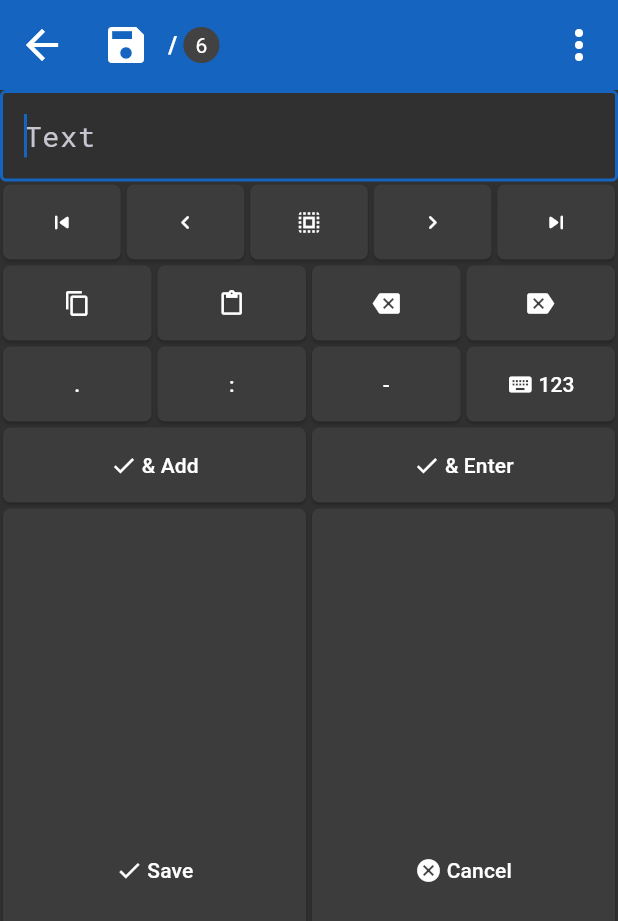
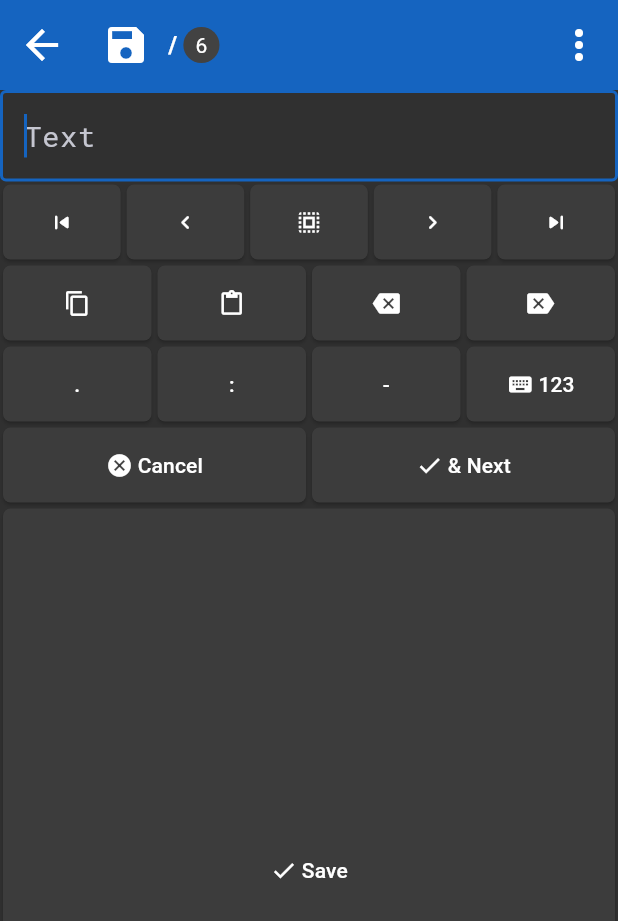
Before and after one commit to igrek51/todotree, a Flutter app: the screen it shows after launch, after a tap on the "unfold more" icon, after a tap on the "add" icon, on a phone screen of 412 x 824 dp. Shown: the top 921 px of the screen. Run offline on Flutter 3.47's test engine with Material 3 defaults, Android fonts, the phone set to English and light mode, and no system bars; our stand-ins replace confetti, file_picker, flutter_slidable, settings_ui, shared_preferences, swipe_to and 1 more; missing offline and left inert: shared_storage, window_manager, yaml_writer.

Commit message:
Get rid of confusing Save and Enter button

```diff
--- a/lib/views/editor/editor_widget.dart
+++ b/lib/views/editor/editor_widget.dart
@@ -50,6 +50,7 @@ class EditorWidget extends StatelessWidget {
       ),
       FlatButton(
         icon: Icon(Icons.select_all),
+        tooltip: 'Select all',
         onPressed: () {
           safeExecute(() {
             editorController.selectAll();
@@ -113,6 +114,7 @@ class EditorWidget extends StatelessWidget {
     final rowToolkitBtns = [
       FlatButton(
         label: '.',
+        tooltip: 'Insert dot',
         onPressed: () {
           safeExecute(() {
             editorController.insertDot();
@@ -121,6 +123,7 @@ class EditorWidget extends StatelessWidget {
       ),
       FlatButton(
         label: ':',
+        tooltip: 'Insert colon',
         onPressed: () {
           safeExecute(() {
             editorController.insertColon();
@@ -129,6 +132,7 @@ class EditorWidget extends StatelessWidget {
       ),
       FlatButton(
         label: '-',
+        tooltip: 'Insert dash',
         onPressed: () {
           safeExecute(() {
             editorController.insertDash();
@@ -138,6 +142,7 @@ class EditorWidget extends StatelessWidget {
       FlatButton(
         icon: Icon(Icons.keyboard),
         label: editorState.numericKeyboard ? 'ABC' : '123',
+        tooltip: 'Toggle numeric / alphabetical keyboard',
         onPressed: () {
           safeExecute(() {
             editorController.toggleNumericKeyboard(context);
@@ -147,22 +152,21 @@ class EditorWidget extends StatelessWidget {
     ];
     final rowSaveAuxBtns = [
       FlatButton(
-        icon: Icon(Icons.check),
-        label: '& Add',
-        tooltip: 'Save and add a next one right after',
+        icon: Icon(Icons.cancel),
+        label: 'Cancel',
         onPressed: () {
           safeExecute(() {
-            editorController.saveAndAddNext();
+            editorController.cancelEdit();
           });
         },
       ),
       FlatButton(
         icon: Icon(Icons.check),
-        label: '& Enter',
-        tooltip: 'Save and go inside this node',
+        label: '& Next',
+        tooltip: 'Save and add a next item right after',
         onPressed: () {
           safeExecute(() {
-            editorController.saveAndEnter();
+            editorController.saveAndAddNext();
           });
         },
       ),
@@ -175,16 +179,6 @@ class EditorWidget extends StatelessWidget {
         onPressed: () {
           safeExecute(() {
             editorController.saveNode();
-          });
-        },
-      ),
-      FlatButton(
-        icon: Icon(Icons.cancel),
-        label: 'Cancel',
-        expandHeight: true,
-        onPressed: () {
-          safeExecute(() {
-            editorController.cancelEdit();
           });
         },
       ),
```
